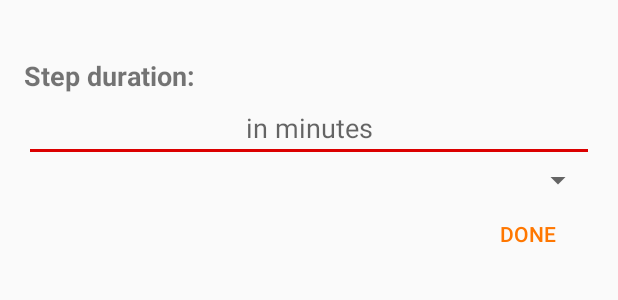
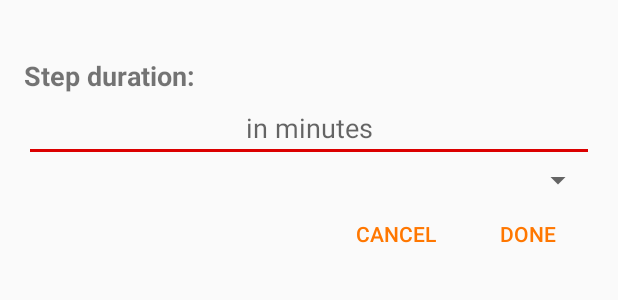
Before and after one commit to a-rmz/Cook-it, an Android app: the layout add_step.xml on its own in the app's theme, with its tools: preview values and no code run, on a phone screen of 412 x 824 dp. Shown: the top 300 px of the screen. Run offline under Robolectric (Android 15) with nearby library versions, the phone set to English and light mode, and no system bars.

Commit message:
Fixed bugs with cancel button

```diff
--- a/app/src/main/res/layout/add_step.xml
+++ b/app/src/main/res/layout/add_step.xml
@@ -60,15 +60,31 @@
             android:layout_height="wrap_content"></LinearLayout>
     </ScrollView>
 
-    <Button
-        android:id="@+id/finish_add_ingredient"
-        android:layout_below="@id/scroll_ingredient_container"
-        style="@style/Base.Widget.AppCompat.Button.Borderless.Colored"
-        android:textColor="@color/colorPrimary"
-        android:text="@string/finish_add_ingredient"
+    <LinearLayout
         android:layout_width="wrap_content"
         android:layout_height="wrap_content"
+        android:layout_below="@id/scroll_ingredient_container"
         android:layout_alignParentEnd="true"
-        android:layout_alignParentRight="true"/>
+        android:layout_alignParentRight="true"
+        android:orientation="horizontal">
+
+        <Button
+            android:id="@+id/cancel_add_ingredient"
+            style="@style/Base.Widget.AppCompat.Button.Borderless.Colored"
+            android:textColor="@color/colorPrimary"
+            android:text="@string/cancel"
+            android:layout_width="wrap_content"
+            android:layout_height="wrap_content"/>
+
+        <Button
+            android:id="@+id/finish_add_ingredient"
+            style="@style/Base.Widget.AppCompat.Button.Borderless.Colored"
+            android:textColor="@color/colorPrimary"
+            android:text="@string/finish_add_ingredient"
+            android:layout_width="wrap_content"
+            android:layout_height="wrap_content"/>
+
+    </LinearLayout>
+
 
 </RelativeLayout>
```
Also changed, not shown: app/src/main/java/com/dangerducks/cookit/AddIngredientDialog.java (+4 -4 lines), app/src/main/java/com/dangerducks/cookit/AddRecipe.java (+14 -11 lines), app/src/main/java/com/dangerducks/cookit/AddStep.java (+11 -3 lines).
